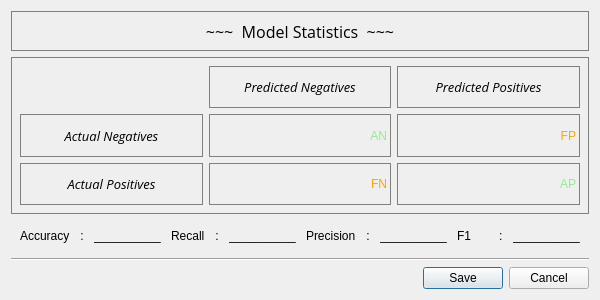
Qt form ui/xml/stats.ui (janoschortmann/abstract-screening) before a commit.
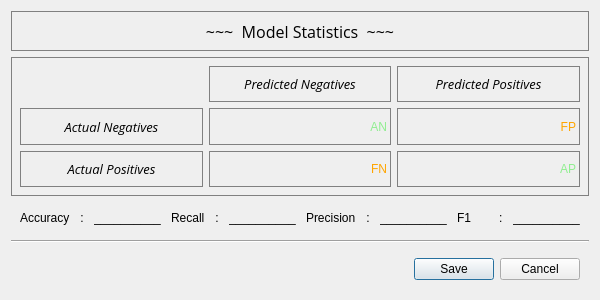
The same form after that commit.

```diff
--- a/ui/xml/stats.ui
+++ b/ui/xml/stats.ui
@@ -425,19 +425,42 @@
     </widget>
    </item>
    <item>
-    <widget class="QDialogButtonBox" name="decision_box">
-     <property name="styleSheet">
-      <string notr="true"/>
+    <widget class="QWidget" name="horizontalWidget" native="true">
+     <property name="sizePolicy">
+      <sizepolicy hsizetype="Preferred" vsizetype="Fixed">
+       <horstretch>0</horstretch>
+       <verstretch>0</verstretch>
+      </sizepolicy>
      </property>
-     <property name="orientation">
-      <enum>Qt::Orientation::Horizontal</enum>
-     </property>
-     <property name="standardButtons">
-      <set>QDialogButtonBox::StandardButton::Cancel|QDialogButtonBox::StandardButton::Save</set>
-     </property>
-     <property name="centerButtons">
-      <bool>false</bool>
-     </property>
+     <layout class="QHBoxLayout" name="horizontalLayout">
+      <item>
+       <spacer name="spacer">
+        <property name="orientation">
+         <enum>Qt::Orientation::Horizontal</enum>
+        </property>
+        <property name="sizeHint" stdset="0">
+         <size>
+          <width>40</width>
+          <height>20</height>
+         </size>
+        </property>
+       </spacer>
+      </item>
+      <item>
+       <widget class="QPushButton" name="save">
+        <property name="text">
+         <string>Save</string>
+        </property>
+       </widget>
+      </item>
+      <item>
+       <widget class="QPushButton" name="cancel">
+        <property name="text">
+         <string>Cancel</string>
+        </property>
+       </widget>
+      </item>
+     </layout>
     </widget>
    </item>
   </layout>
```
Left out of the diff: 35 changed lines with no effect on the pictures.
